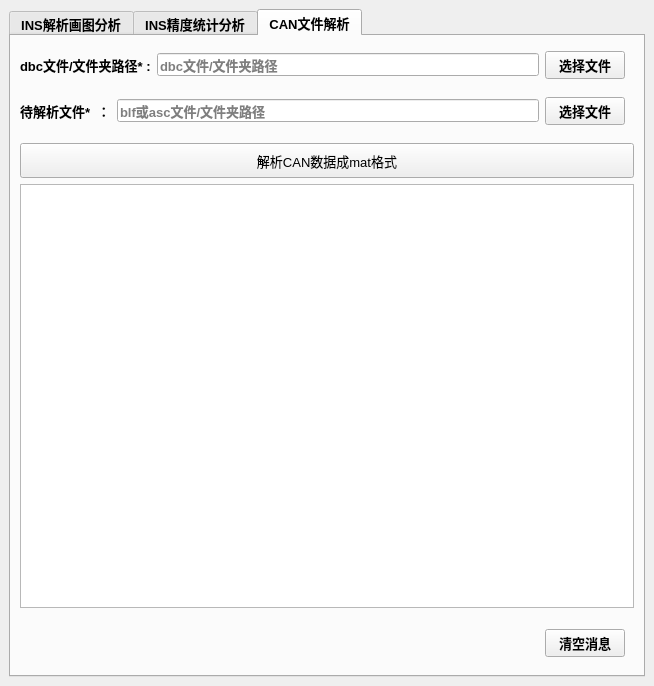
First picture: the form in view/MainWindow_DataAnalysis.ui, repository myaGr/master, before the edit.
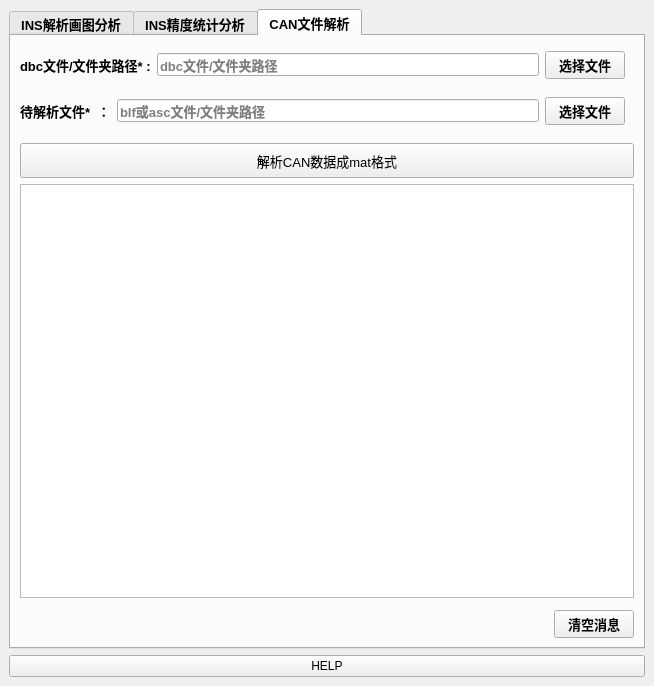
Second picture: the form after the edit. The open tabs and pages were chosen to show the change. Icons and pictures are not drawn.

Patch:
```diff
--- a/view/MainWindow_DataAnalysis.ui
+++ b/view/MainWindow_DataAnalysis.ui
@@ -25,7 +25,7 @@
     <normaloff>C:/Users/wenzixuan/.designer/backup/AsensingIco.ico</normaloff>C:/Users/wenzixuan/.designer/backup/AsensingIco.ico</iconset>
   </property>
   <widget class="QWidget" name="centralwidget">
-   <layout class="QHBoxLayout" name="horizontalLayout_15">
+   <layout class="QVBoxLayout" name="verticalLayout_7">
     <item>
      <widget class="QTabWidget" name="textBro_PrintMsg2">
       <property name="font">
@@ -764,13 +764,6 @@
           </layout>
          </widget>
         </item>
-        <item>
-         <widget class="QPushButton" name="botton_help">
-          <property name="text">
-           <string>HELP</string>
-          </property>
-         </widget>
-        </item>
        </layout>
       </widget>
       <widget class="QWidget" name="tab">
@@ -901,6 +894,18 @@
         <item>
          <widget class="QWidget" name="widget_17" native="true">
           <layout class="QHBoxLayout" name="horizontalLayout_14">
+           <property name="leftMargin">
+            <number>0</number>
+           </property>
+           <property name="topMargin">
+            <number>0</number>
+           </property>
+           <property name="rightMargin">
+            <number>0</number>
+           </property>
+           <property name="bottomMargin">
+            <number>0</number>
+           </property>
            <item>
             <spacer name="horizontalSpacer_6">
              <property name="orientation">
@@ -928,6 +933,13 @@
       </widget>
      </widget>
     </item>
+    <item>
+     <widget class="QPushButton" name="botton_help">
+      <property name="text">
+       <string>HELP</string>
+      </property>
+     </widget>
+    </item>
    </layout>
   </widget>
  </widget>
```
Left out of the diff: 6 changed lines with no effect on the pictures.
